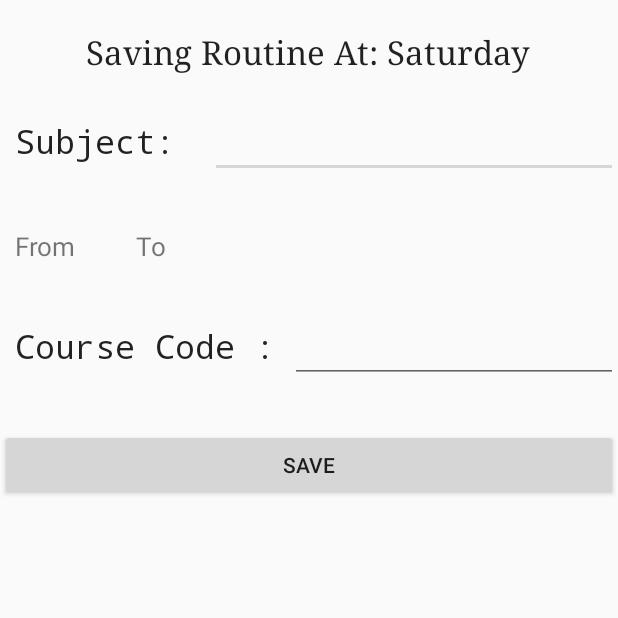
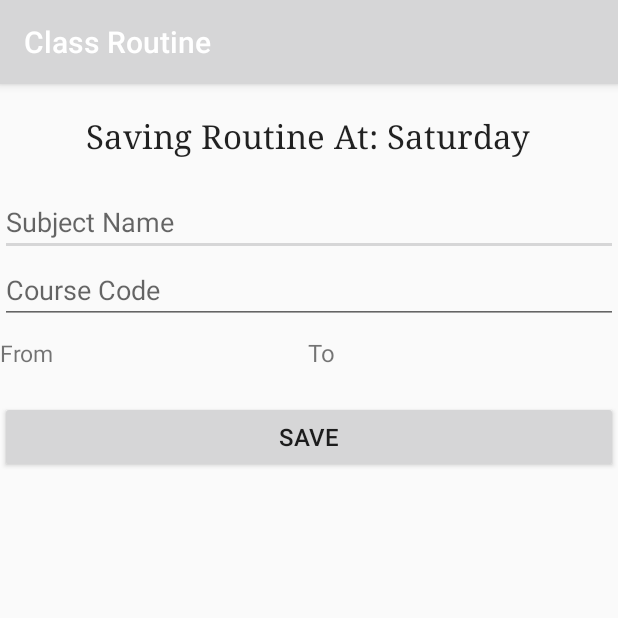
Before and after one commit to shoukhin93/Class-Routine, an Android app: the Add screen opened directly, with no data from a screen before it, on a phone screen of 412 x 824 dp, the top half of it. Run offline under Robolectric (Android 15) with nearby library versions, the phone set to English and light mode, and no system bars; Roboto replaces fonts that are not available here; 1 statement that could not run was skipped.

Commit message:
Basic design modification complete

```diff
--- a/app/src/main/java/com/example/routine/Add.java
+++ b/app/src/main/java/com/example/routine/Add.java
@@ -12,6 +12,7 @@ import android.app.Dialog;
 import android.app.TimePickerDialog;
 import android.content.Context;
 import android.os.Bundle;
+import android.support.v7.app.AppCompatActivity;
 import android.text.format.DateFormat;
 import android.view.MenuItem;
 import android.view.View;
@@ -24,7 +25,7 @@ import android.widget.TextView;
 import android.widget.TimePicker;
 import android.widget.Toast;
 
-public class Add extends Activity {
+public class Add extends AppCompatActivity {
 
 	TextView from;
 	TextView to;
--- a/app/src/main/res/layout/add.xml
+++ b/app/src/main/res/layout/add.xml
@@ -3,12 +3,14 @@
     xmlns:tools="http://schemas.android.com/tools"
     android:layout_width="fill_parent"
     android:layout_height="fill_parent"
-     android:fillViewport="true">
+    android:fillViewport="true"
+    tools:context="com.example.routine.Add">
+
     <LinearLayout
         android:layout_width="match_parent"
         android:layout_height="wrap_content"
         android:gravity=""
-    android:orientation="vertical" >
+        android:orientation="vertical">
 
         <LinearLayout
             android:id="@+id/linearLayout00"
@@ -16,118 +18,83 @@
             android:layout_height="wrap_content"
             android:gravity="center"
             android:orientation="vertical"
-        android:padding="20dp" >
+            android:padding="20dp">
 
             <TextView
                 android:id="@+id/addaddingdaytbx"
                 android:layout_width="wrap_content"
                 android:layout_height="wrap_content"
                 android:text="Large Text"
-            android:typeface="serif"
-            android:textAppearance="?android:attr/textAppearanceLarge" />
+                android:textAppearance="?android:attr/textAppearanceLarge"
+                android:typeface="serif" />
         </LinearLayout>
 
-    <LinearLayout
-        android:layout_width="match_parent"
-        android:layout_height="70dp"
-        android:paddingBottom="20dp" >
-
-        <TextView
-            android:id="@+id/addsubjecttbx"
-            android:layout_width="wrap_content"
-            android:layout_height="wrap_content"
-            android:text="Subject: "
-            android:padding="10dp"
-            android:typeface="monospace"
-            android:textAppearance="?android:attr/textAppearanceLarge" />
 
         <EditText
             android:id="@+id/addsubjectedtbx"
-            android:layout_width="wrap_content"
+            android:layout_width="match_parent"
             android:layout_height="wrap_content"
-            android:layout_weight="1"
-            android:ems="10" >
-
-            <requestFocus android:layout_width="wrap_content" />
+            android:hint="Subject Name">
 
         </EditText>
-    </LinearLayout>
 
-    <LinearLayout
-        android:layout_width="match_parent"
-        android:layout_height="wrap_content"
-        android:paddingBottom="20dp" >
-
-        <TextView
-            android:id="@+id/addfromtbx"
-            android:layout_width="wrap_content"
-            android:layout_height="wrap_content"
-            android:padding="10dp"
-            android:textSize="17sp"
-            android:text="From" />
-
-        <TextView
-            android:id="@+id/addfromtimetbx"
-            android:layout_width="wrap_content"
-            android:layout_height="wrap_content"
-            android:padding="10dp"
-            android:textSize="20sp"
-            android:typeface="serif"
-            android:text="TextView" />
-
-        <TextView
-            android:id="@+id/addtotbx"
-            android:layout_width="wrap_content"
-            android:layout_height="wrap_content"
-            android:padding="10dp"
-            android:textSize="17sp"
-            android:text="To" />
-
-        <TextView
-            android:id="@+id/addtotimetbx"
-            android:layout_width="wrap_content"
-            android:layout_height="wrap_content"
-            android:padding="10dp"
-            android:textSize="20sp"
-            android:typeface="serif"
-            android:text="TextView" />
-    </LinearLayout>
-
-    <LinearLayout
-        android:layout_width="match_parent"
-        android:layout_height="70dp"
-        android:paddingBottom="20dp" >
-
-        <TextView
-            android:id="@+id/addteachertbx"
-            android:layout_width="wrap_content"
-            android:layout_height="wrap_content"
-            android:text="Course Code :"
-            android:padding="10dp"
-            android:typeface="monospace"
-            android:textAppearance="?android:attr/textAppearanceLarge" />
 
         <EditText
             android:id="@+id/addteacheredtbx"
             android:layout_width="match_parent"
             android:layout_height="wrap_content"
-            android:layout_weight="1"
-            android:ems="10" />
-    </LinearLayout>
+            android:hint="Course Code" />
+
 
         <LinearLayout
             android:layout_width="match_parent"
             android:layout_height="wrap_content"
-        android:gravity="center"
-        android:orientation="vertical"
-        android:paddingTop="10dp" >
+            android:orientation="horizontal"
+            android:paddingBottom="20dp">
+
+            <TextView
+                android:id="@+id/addfromtbx"
+                android:layout_width="0dp"
+                android:layout_height="wrap_content"
+                android:layout_weight="1"
+                android:text="From"
+                android:textSize="15sp" />
+
+            <TextView
+                android:id="@+id/addfromtimetbx"
+                android:layout_width="0dp"
+                android:layout_height="wrap_content"
+                android:layout_weight="1"
+                android:text="TextView"
+                android:textSize="24sp"
+                android:typeface="serif" />
+
+            <TextView
+                android:id="@+id/addtotbx"
+                android:layout_width="0dp"
+                android:layout_height="wrap_content"
+                android:layout_weight="1"
+                android:text="To"
+                android:textSize="16sp" />
+
+            <TextView
+                android:id="@+id/addtotimetbx"
+                android:layout_width="0dp"
+                android:layout_height="wrap_content"
+                android:layout_weight="1"
+                android:text="TextView"
+                android:textSize="24sp"
+                android:typeface="serif" />
+        </LinearLayout>
+
 
         <Button
             android:id="@+id/addaddbtn"
             android:layout_width="match_parent"
             android:layout_height="wrap_content"
-            android:text="Save" />
-    </LinearLayout>
+            android:text="Save"
+            android:textAllCaps="true"
+            android:textSize="16sp" />
 
     </LinearLayout>
 </ScrollView>
```
Also changed, not shown: app/src/main/AndroidManifest.xml (+12 -6 lines), app/src/main/java/com/example/routine/About.java (+2 -5 lines), app/src/main/java/com/example/routine/MainActivity.java (+7 -33 lines), app/src/main/res/layout/activity_main.xml (+19 -30 lines), app/src/main/res/layout/listview.xml (+17 -15 lines), 86 other files. Lines whose indentation alone changed are shown as unchanged.
